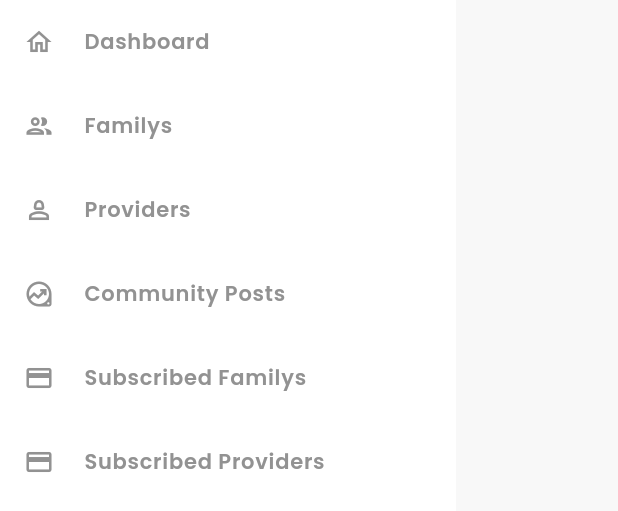
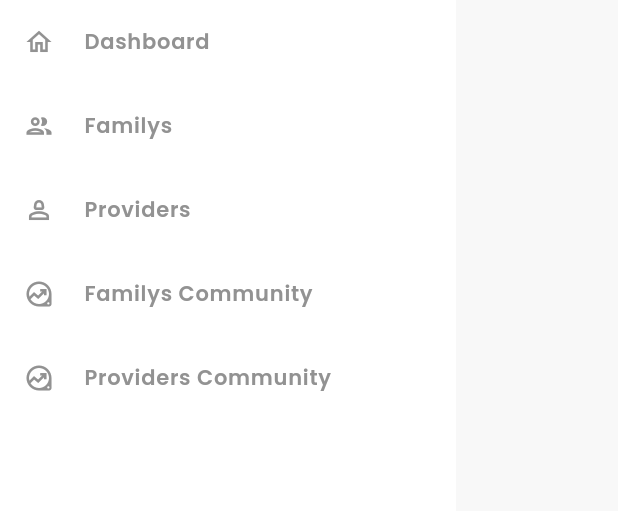
Before and after one commit to ba138/nanny_fairy_admin, a Flutter app: the SideMenu widget shown alone on an empty page, opened directly, on a phone screen of 412 x 824 dp. Shown: the top 511 px of the screen. Run offline on Flutter 3.47's test engine with Material 3 defaults, Android fonts, the phone set to English and light mode, and no system bars; our stand-ins replace firebase_core, firebase_database, google_fonts; missing offline and left inert: dart:html; accounts and stored records are empty.

Commit message:
changes to put provider community and family community

```diff
--- a/lib/Res/Components/side_menu.dart
+++ b/lib/Res/Components/side_menu.dart
@@ -59,7 +59,7 @@ class _SideMenuState extends State<SideMenu> {
             icon: Icons.person_2_outlined,
           ),
           DrawerListTile(
-            title: "Community Posts",
+            title: "Familys Community",
             press: () {
               // Navigator.of(context).pushReplacement(
               //   MaterialPageRoute(
@@ -70,7 +70,7 @@ class _SideMenuState extends State<SideMenu> {
             icon: Icons.data_exploration_outlined,
           ),
           DrawerListTile(
-            title: "Subscribed Familys",
+            title: "Providers Community",
             press: () {
               // Navigator.of(context).pushReplacement(
               //   MaterialPageRoute(
@@ -78,18 +78,7 @@ class _SideMenuState extends State<SideMenu> {
               //   ),
               // );
             },
-            icon: Icons.payment_outlined,
-          ),
-          DrawerListTile(
-            title: "Subscribed Providers",
-            press: () {
-              // Navigator.of(context).pushReplacement(
-              //   MaterialPageRoute(
-              //     builder: (context) => const UsersSubscribtions(),
-              //   ),
-              // );
-            },
-            icon: Icons.payment_outlined,
+            icon: Icons.data_exploration_outlined,
           ),
         ],
       ),
```
